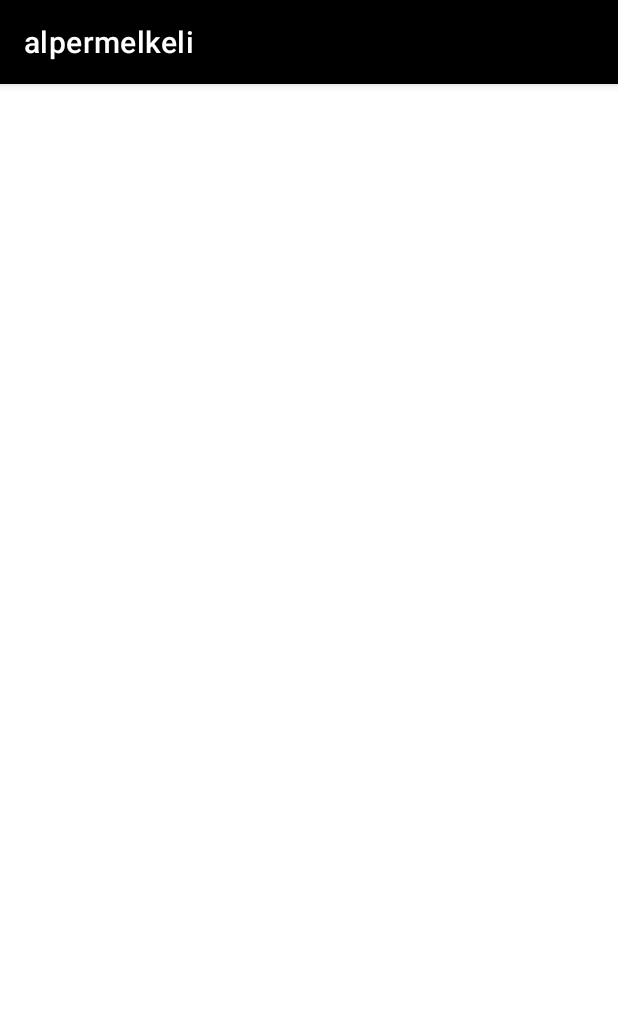
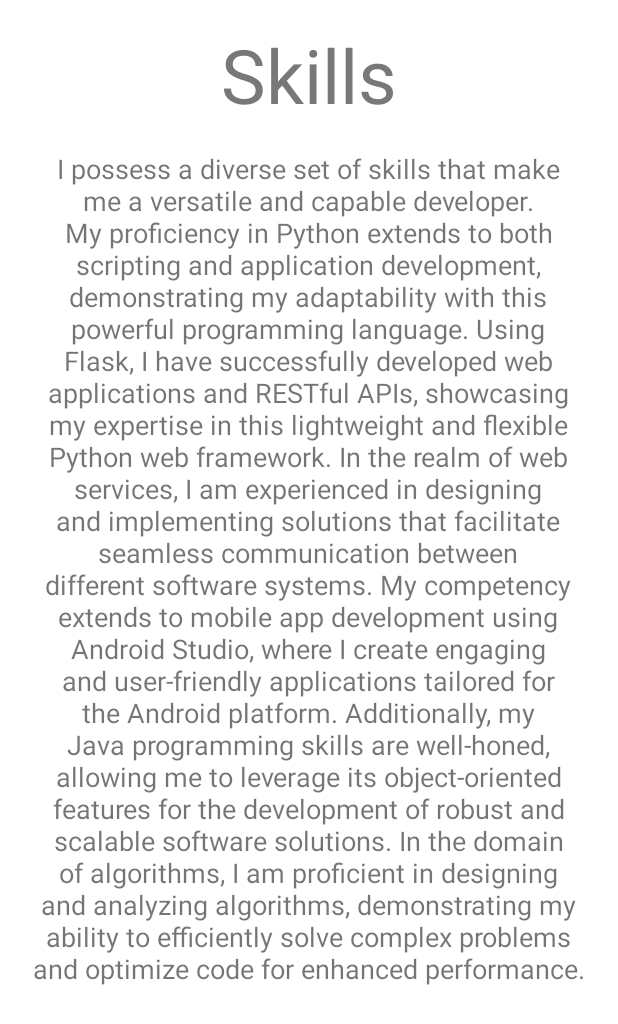
Before and after one commit to alpermelkeli/PersonalBlog, an Android app: the SkillsActivity screen opened directly, with no data from a screen before it, on a phone screen of 412 x 824 dp. Shown: the top 1024 px of the screen. Run offline under Robolectric (Android 15) with nearby library versions, the phone set to English and light mode, and no system bars; our stand-ins replace ButterKnife, Firebase (no records; nobody signed in at launch, a user with empty details on screens opened directly); pictures from the network do not load.

Commit message:
SkillsActivity.java backend.

```diff
--- a/app/src/main/java/com/alpermelkeli/personalblog/model/Project.java
+++ b/app/src/main/java/com/alpermelkeli/personalblog/model/Project.java
@@ -47,5 +47,4 @@
     public void setImageUrl(String imageUrl) {
         this.imageUrl = imageUrl;
     }
-    // Getter ve setter metodları
 }
--- /dev/null
+++ b/app/src/main/java/com/alpermelkeli/personalblog/repository/SkillsRepository.java
@@ -0,0 +1,60 @@
+package com.alpermelkeli.personalblog.repository;
+
+import android.content.Intent;
+
+import androidx.annotation.NonNull;
+
+import com.alpermelkeli.personalblog.model.Project;
+import com.alpermelkeli.personalblog.model.Skill;
+import com.google.android.gms.tasks.OnCompleteListener;
+import com.google.android.gms.tasks.Task;
+import com.google.firebase.firestore.FirebaseFirestore;
+import com.google.firebase.firestore.QueryDocumentSnapshot;
+import com.google.firebase.firestore.QuerySnapshot;
+
+import java.util.List;
+import java.util.ArrayList;
+
+public class SkillsRepository {
+
+    FirebaseFirestore db = FirebaseFirestore.getInstance();
+    List<Skill> skills = new ArrayList<>();
+
+    public void getSkills(SkillsCallBack callBack){
+
+        db.collection("Skills")
+                .get()
+                .addOnCompleteListener(new OnCompleteListener<QuerySnapshot>() {
+                    @Override
+                    public void onComplete(@NonNull Task<QuerySnapshot> task) {
+                        if (task.isSuccessful()){
+                            for(QueryDocumentSnapshot document: task.getResult()){
+
+                                Skill newSkill = new Skill();
+                                newSkill.setImageUrl(document.get("imageUrl").toString());
+                                newSkill.setName(document.get("name").toString());
+                                newSkill.setProgress(Integer.parseInt(document.get("progress").toString()));
+                                skills.add(newSkill);
+
+                            }
+                            callBack.onSkillsLoaded(skills);
+
+                        }
+
+                    }
+                });
+
+
+
+
+    }
+
+    public interface SkillsCallBack{
+
+        void onSkillsLoaded(List<Skill> skills);
+
+    }
+
+
+
+}
--- a/app/src/main/java/com/alpermelkeli/personalblog/uı/skills/view/SkillsActivity.java
+++ b/app/src/main/java/com/alpermelkeli/personalblog/uı/skills/view/SkillsActivity.java
@@ -1,16 +1,82 @@
 package com.alpermelkeli.personalblog.uı.skills.view;
 
+import androidx.appcompat.app.ActionBar;
 import androidx.appcompat.app.AppCompatActivity;
+import androidx.lifecycle.LifecycleOwner;
+import androidx.lifecycle.ViewModelProvider;
+import androidx.recyclerview.widget.LinearLayoutManager;
+import androidx.recyclerview.widget.RecyclerView;
 
 import android.os.Bundle;
+import android.view.View;
+import android.widget.ImageView;
+import android.widget.LinearLayout;
+import android.widget.ProgressBar;
+import android.widget.TextView;
 
 import com.alpermelkeli.personalblog.R;
+import com.alpermelkeli.personalblog.model.Skill;
+import com.alpermelkeli.personalblog.viewmodel.SkillsViewModel;
+import com.bumptech.glide.Glide;
+
+import java.util.ArrayList;
+import java.util.List;
+
+
+import butterknife.BindView;
+import butterknife.ButterKnife;
 
 public class SkillsActivity extends AppCompatActivity {
+    @BindView(R.id.skillsLinearLayout)
+    LinearLayout skillsLinearLayout;
+    private SkillsViewModel skillsViewModel;
 
     @Override
     protected void onCreate(Bundle savedInstanceState) {
         super.onCreate(savedInstanceState);
         setContentView(R.layout.activity_skills);
+        ButterKnife.bind(this);
+        ActionBar actionBar = getSupportActionBar();
+        if (actionBar != null) {
+            actionBar.hide();
+        }
+
+        skillsLinearLayout = findViewById(R.id.skillsLinearLayout);
+
+        skillsViewModel = new ViewModelProvider(this).get(SkillsViewModel.class);
+
+        // ViewModel'den beceri verilerini dinle
+        skillsViewModel.getSkillLiveData().observe(this, skills -> {
+            showSkills(skills);
+        });
+
+        skillsViewModel.loadSkills();
+    }
+
+    private void showSkills(List<Skill> skills) {
+        // Önceki görünümleri temizle
+        skillsLinearLayout.removeAllViews();
+
+        // Her bir beceriyi LinearLayout'a ekleyin
+        for (Skill skill : skills) {
+            // item_skill.xml dosyasını kullanarak bir öğe oluşturun
+            View skillView = getLayoutInflater().inflate(R.layout.item_skill, null);
+
+            // Oluşturulan öğenin içindeki TextView, ProgressBar ve ImageView'a erişin
+            TextView nameTextView = skillView.findViewById(R.id.nameTextView);
+            ProgressBar skillProgressBar = skillView.findViewById(R.id.skillProgressBar);
+            ImageView skillItemImage = skillView.findViewById(R.id.skillItemImage);
+
+            // TextView, ProgressBar ve ImageView'u güncelleyin
+            nameTextView.setText(skill.getName());
+            skillProgressBar.setProgress(skill.getProgress());
+            // Eğer varsa resmi yükle, benim için placeholder kullanıldı
+            if (skill.getImageUrl() != null && !skill.getImageUrl().isEmpty()) {
+                Glide.with(this).load(skill.getImageUrl()).centerCrop().into(skillItemImage);
+            }
+
+            // LinearLayout'a öğeyi ekleyin
+            skillsLinearLayout.addView(skillView);
+        }
     }
 }
--- /dev/null
+++ b/app/src/main/java/com/alpermelkeli/personalblog/viewmodel/SkillsViewModel.java
@@ -0,0 +1,33 @@
+package com.alpermelkeli.personalblog.viewmodel;
+
+import androidx.lifecycle.LiveData;
+import androidx.lifecycle.MutableLiveData;
+import androidx.lifecycle.ViewModel;
+
+import com.alpermelkeli.personalblog.model.Skill;
+import com.alpermelkeli.personalblog.repository.SkillsRepository;
+
+import java.util.List;
+
+public class SkillsViewModel extends ViewModel {
+    private final SkillsRepository skillsRepository;
+    private MutableLiveData<List<Skill>> skillLiveData;
+
+
+    public SkillsViewModel() {
+        this.skillsRepository = new SkillsRepository();
+        this.skillLiveData = new MutableLiveData<>();
+    }
+
+    public LiveData<List<Skill>> getSkillLiveData(){
+
+        return skillLiveData;
+
+    }
+    public void loadSkills(){
+        skillsRepository.getSkills(skills -> {
+            skillLiveData.setValue(skills);
+        });
+    }
+
+}
--- a/app/src/main/res/layout/activity_skills.xml
+++ b/app/src/main/res/layout/activity_skills.xml
@@ -1,7 +1,55 @@
 <?xml version="1.0" encoding="utf-8"?>
-<androidx.constraintlayout.widget.ConstraintLayout xmlns:android="http://schemas.android.com/apk/res/android"
+<ScrollView xmlns:android="http://schemas.android.com/apk/res/android"
     xmlns:app="http://schemas.android.com/apk/res-auto"
     xmlns:tools="http://schemas.android.com/tools"
     android:layout_width="match_parent"
     android:layout_height="match_parent"
-    tools:context=".uı.skills.view.SkillsActivity"/>
+    tools:context=".uı.skills.view.SkillsActivity">
+
+    <LinearLayout
+        android:layout_width="match_parent"
+        android:layout_height="wrap_content"
+        android:orientation="vertical">
+
+        <TextView
+            android:layout_width="match_parent"
+            android:layout_height="100dp"
+            android:text="Skills"
+            android:textSize="50sp"
+            android:textColor="#787878"
+            android:gravity="center"
+            />
+
+        <TextView
+            android:layout_width="370dp"
+            android:layout_gravity="center_horizontal"
+            android:layout_height="wrap_content"
+            android:text="I possess a diverse set of skills that make me a versatile and capable developer. My proficiency in Python extends to both scripting and application development, demonstrating my adaptability with this powerful programming language. Using Flask, I have successfully developed web applications and RESTful APIs, showcasing my expertise in this lightweight and flexible Python web framework. In the realm of web services, I am experienced in designing and implementing solutions that facilitate seamless communication between different software systems. My competency extends to mobile app development using Android Studio, where I create engaging and user-friendly applications tailored for the Android platform. Additionally, my Java programming skills are well-honed, allowing me to leverage its object-oriented features for the development of robust and scalable software solutions. In the domain of algorithms, I am proficient in designing and analyzing algorithms, demonstrating my ability to efficiently solve complex problems and optimize code for enhanced performance."
+            android:textAllCaps="false"
+            android:textAlignment="center"
+            android:textSize="18sp"
+            />
+
+        <LinearLayout
+            android:id="@+id/skillsLinearLayout"
+            android:orientation="vertical"
+            android:layout_width="match_parent"
+            android:layout_height="wrap_content">
+
+
+        </LinearLayout>
+
+
+
+
+
+
+
+
+
+
+
+
+
+    </LinearLayout>
+</ScrollView>
```
Also changed, not shown: app/src/main/java/com/alpermelkeli/personalblog/model/Skill.java (added, +32 -0 lines), app/src/main/res/layout/item_skill.xml (added, +34 -0 lines).
